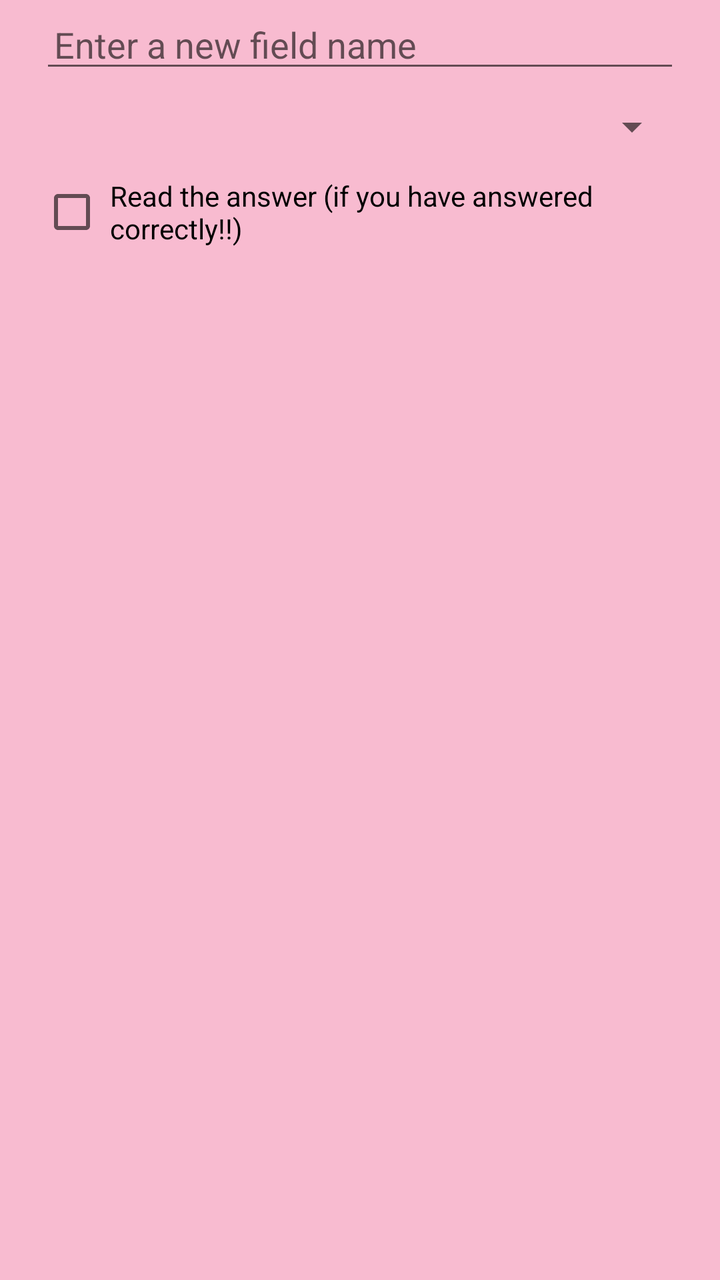
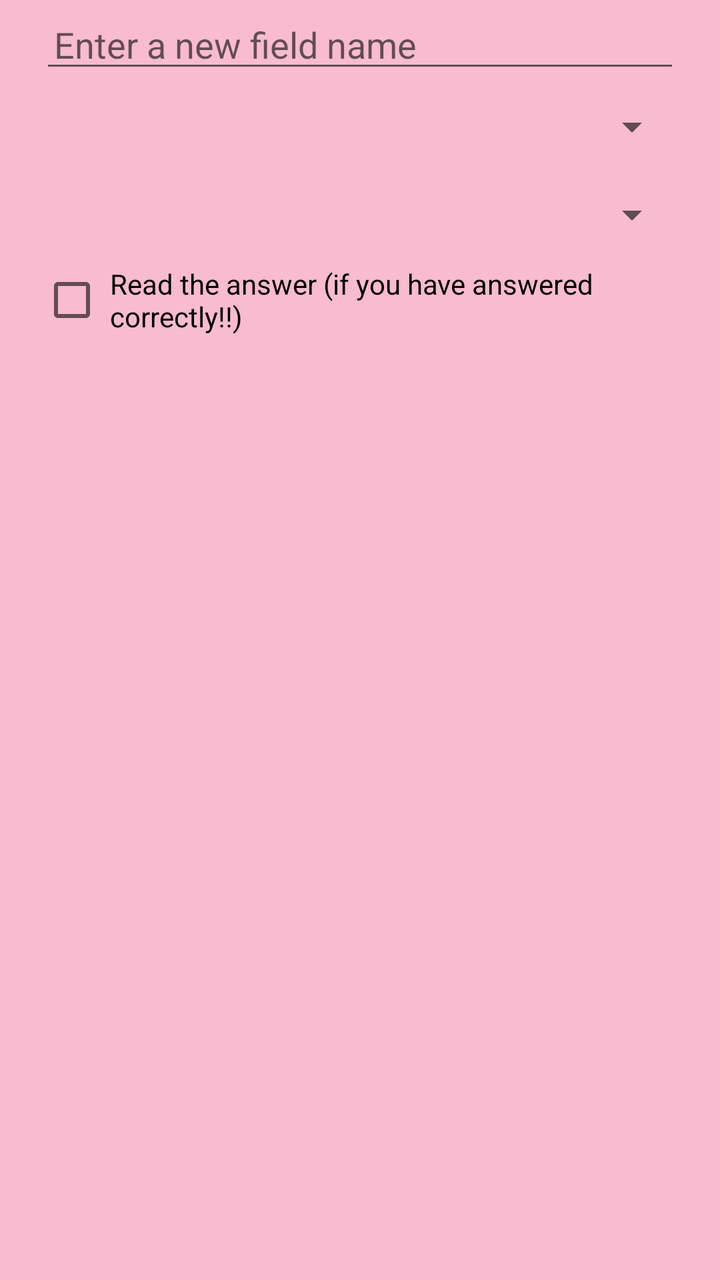

Compare the two renders of this Android layout. The source of the first and the diff that turns it into the second are given below.
<!-- AndroidManifest.xml: application theme MyMaterialTheme -->
<!-- res/layout/field_properties_dialog_fragment.xml -->
<?xml version="1.0" encoding="utf-8"?>
<LinearLayout xmlns:android="http://schemas.android.com/apk/res/android"
    android:orientation="vertical" android:layout_width="match_parent"
    android:layout_height="match_parent"
    android:paddingStart="20dp"
    android:paddingLeft="20dp"
    android:paddingEnd="20dp"
    android:paddingRight="20dp">
    <EditText
        android:id="@+id/enter_new_field_name"
        android:layout_width="match_parent"
        android:layout_height="wrap_content"
        android:hint="@string/enter_new_field_name"
        android:layout_gravity="center"
        android:imeOptions="flagNoExtractUi"
        android:paddingLeft="7dp"
        />
    <Spinner
        android:id="@+id/check_type_spinner"
        android:layout_width="match_parent"
        android:layout_height="wrap_content"
        android:layout_marginTop="10dp"
        android:layout_marginBottom="10dp"/>
    <CheckBox
        android:id="@+id/read_answer"
        android:layout_width="match_parent"
        android:layout_height="wrap_content"
        android:text="@string/read_answer"
        android:padding="3dp"/>

    <Spinner
        android:id="@+id/locales_spinner"
        android:layout_width="match_parent"
        android:layout_height="wrap_content"
        android:visibility="gone"
        android:layout_marginTop="6dp"
        android:layout_marginBottom="6dp"/>
</LinearLayout>
<!-- resources referenced by this layout -->
<resources>
  <string name="enter_new_field_name">Enter a new field name</string>
  <string name="read_answer">Read the answer (if you have answered correctly!!)</string>
  <style name="MyMaterialTheme" parent="MyMaterialTheme.Base">
  
      </style>
  <style name="MyMaterialTheme.Base" parent="Theme.AppCompat.Light.DarkActionBar">
          <item name="windowNoTitle">true</item>
          <item name="windowActionBar">false</item>
          <item name="colorPrimary">@color/colorPrimary</item>
          <item name="colorPrimaryDark">@color/colorPrimaryDark</item>
          <item name="colorAccent">@color/colorAccent</item>
          <item name="android:windowBackground">@color/windowBackground</item>
      </style>
  <color name="colorPrimary">#EC407A</color>
  <color name="colorPrimaryDark">#AD1457</color>
  <color name="colorAccent">#EA80FC</color>
  <color name="windowBackground">#F8BBD0</color>
</resources>

<!-- the commit's change to res/layout/field_properties_dialog_fragment.xml (unified diff, before → after) -->
@@ -15,6 +15,13 @@
         android:imeOptions="flagNoExtractUi"
         android:paddingLeft="7dp"
         />
+    <Spinner
+        android:id="@+id/field_type_spinner"
+        android:layout_width="match_parent"
+        android:layout_height="wrap_content"
+        android:layout_marginTop="10dp"
+        android:layout_marginBottom="10dp"/>
+
     <Spinner
         android:id="@+id/check_type_spinner"
         android:layout_width="match_parent"
